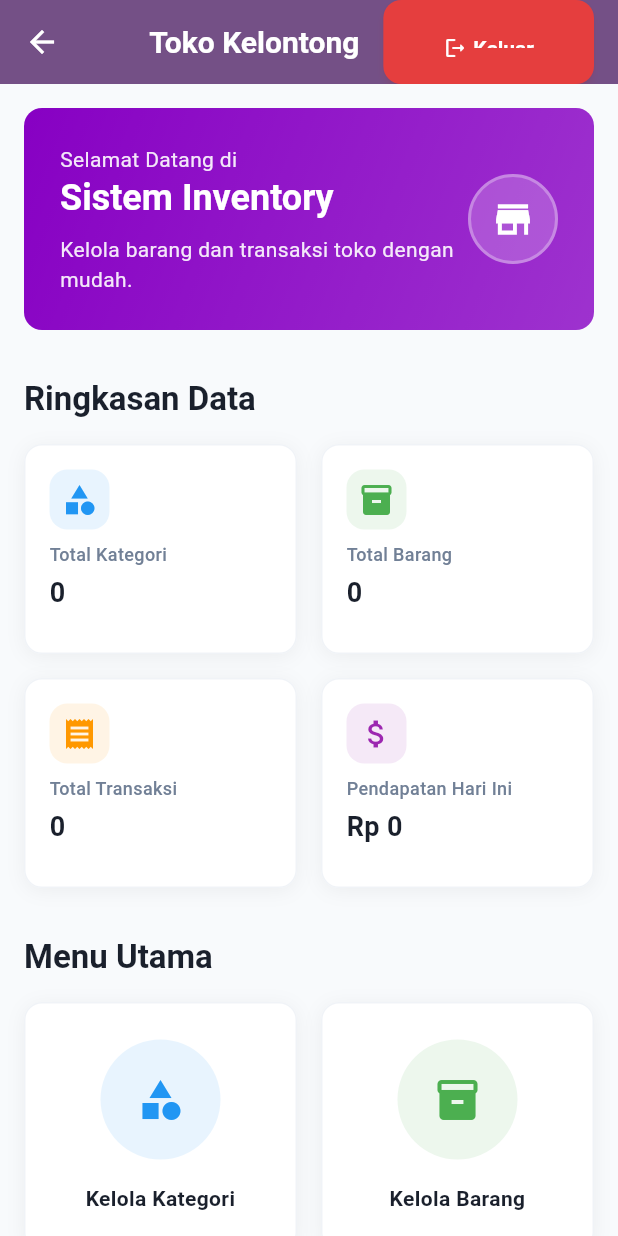
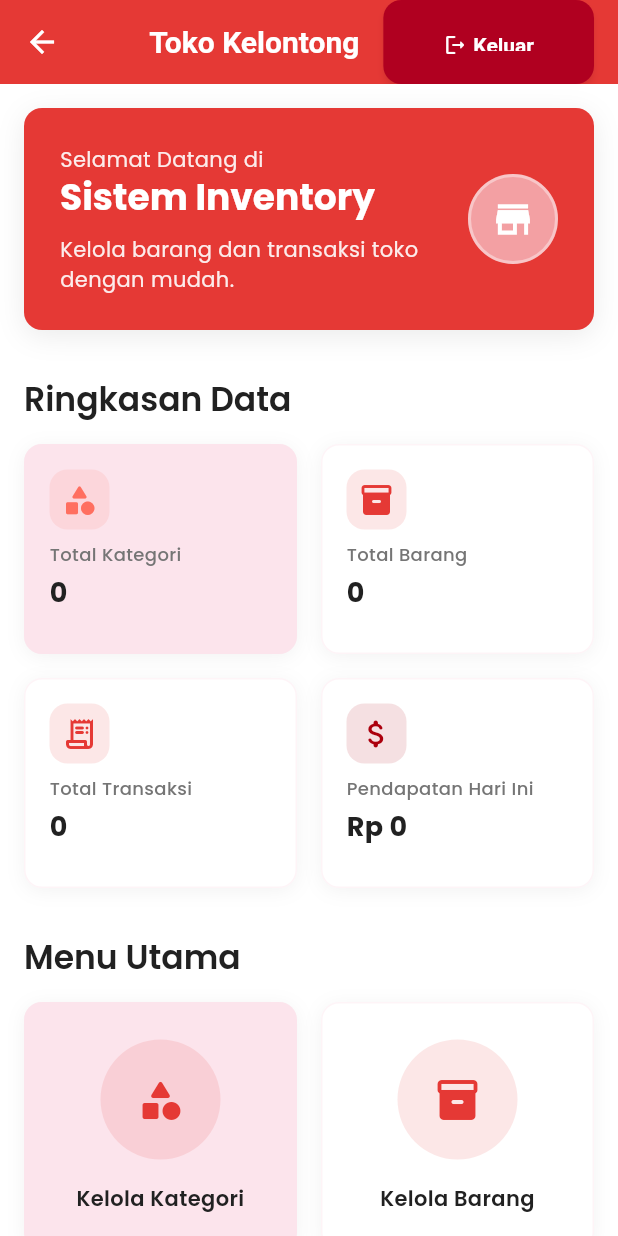
Before and after one commit to Arafian01/Cashierly, a Flutter app: the HomeScreen screen opened directly, on a phone screen of 412 x 824 dp. Run offline on Flutter 3.47's test engine with Material 3 defaults, Android fonts, the phone set to English and light mode, and no system bars; our stand-ins replace cloud_firestore, firebase_auth, firebase_core, google_fonts; accounts and stored records are empty.

Commit message:
update: tema warna

```diff
--- a/lib/screens/home_screen.dart
+++ b/lib/screens/home_screen.dart
@@ -51,12 +51,9 @@ class HomeScreen extends StatelessWidget {
                 width: double.infinity,
                 padding: const EdgeInsets.all(AppSpacing.lg),
                 decoration: BoxDecoration(
-                  gradient: LinearGradient(
-                    colors: [AppColors.primary, AppColors.primary.withOpacity(0.8)],
-                    begin: Alignment.topLeft,
-                    end: Alignment.bottomRight,
-                  ),
+                  color: AppColors.primary,
                   borderRadius: BorderRadius.circular(AppRadius.xl),
+                  boxShadow: AppShadows.medium,
                 ),
                 child: Row(
                   children: [
@@ -67,7 +64,7 @@ class HomeScreen extends StatelessWidget {
                           Text(
                             'Selamat Datang di',
                             style: Theme.of(context).textTheme.bodyMedium?.copyWith(
-                              color: Colors.white.withOpacity(0.9),
+                              color: Colors.white.withValues(alpha: 0.9),
                             ),
                           ),
                           Text(
@@ -81,7 +78,7 @@ class HomeScreen extends StatelessWidget {
                           Text(
                             'Kelola barang dan transaksi toko dengan mudah.',
                             style: Theme.of(context).textTheme.bodyMedium?.copyWith(
-                              color: Colors.white.withOpacity(0.9),
+                              color: Colors.white.withValues(alpha: 0.9),
                             ),
                           ),
                         ],
@@ -91,9 +88,9 @@ class HomeScreen extends StatelessWidget {
                       width: 60,
                       height: 60,
                       decoration: BoxDecoration(
-                        color: Colors.white.withOpacity(0.2),
+                        color: AppColors.secondary.withValues(alpha: 0.6),
                         borderRadius: BorderRadius.circular(30),
-                        border: Border.all(color: Colors.white.withOpacity(0.3), width: 2),
+                        border: Border.all(color: Colors.white.withValues(alpha: 0.4), width: 2),
                       ),
                       child: const Icon(
                         Icons.store,
@@ -110,7 +107,7 @@ class HomeScreen extends StatelessWidget {
               Text(
                 'Ringkasan Data',
                 style: Theme.of(context).textTheme.titleLarge?.copyWith(
-                  fontWeight: FontWeight.bold,
+                  fontWeight: FontWeight.w600,
                   color: AppColors.onSurface,
                 ),
               ),
@@ -124,7 +121,7 @@ class HomeScreen extends StatelessWidget {
               Text(
                 'Menu Utama',
                 style: Theme.of(context).textTheme.titleLarge?.copyWith(
-                  fontWeight: FontWeight.bold,
+                  fontWeight: FontWeight.w600,
                   color: AppColors.onSurface,
                 ),
               ),
@@ -154,26 +151,30 @@ class _StatisticsSection extends StatelessWidget {
       children: [
         _StatCard(
           title: 'Total Kategori',
-          icon: Icons.category,
-          color: Colors.blue,
+          icon: Icons.category_rounded,
+          color: AppColors.secondary,
+          accent: AppColors.primaryLight,
           future: _getTotalKategori(),
         ),
         _StatCard(
           title: 'Total Barang',
-          icon: Icons.inventory,
-          color: Colors.green,
+          icon: Icons.inventory_2_rounded,
+          color: AppColors.surface,
+          accent: AppColors.primary,
           future: _getTotalBarang(),
         ),
         _StatCard(
           title: 'Total Transaksi',
-          icon: Icons.receipt,
-          color: Colors.orange,
+          icon: Icons.receipt_long_rounded,
+          color: AppColors.surface,
+          accent: AppColors.primary,
           future: _getTotalTransaksi(),
         ),
         _StatCard(
           title: 'Pendapatan Hari Ini',
-          icon: Icons.attach_money,
-          color: Colors.purple,
+          icon: Icons.attach_money_rounded,
+          color: AppColors.surface,
+          accent: AppColors.primaryDark,
           future: _getPendapatanHariIni(),
           isPrice: true,
         ),
@@ -219,6 +220,7 @@ class _StatCard extends StatelessWidget {
   final String title;
   final IconData icon;
   final Color color;
+  final Color accent;
   final Future<dynamic> future;
   final bool isPrice;
 
@@ -226,6 +228,7 @@ class _StatCard extends StatelessWidget {
     required this.title,
     required this.icon,
     required this.color,
+    required this.accent,
     required this.future,
     this.isPrice = false,
   });
@@ -235,10 +238,10 @@ class _StatCard extends StatelessWidget {
     return Container(
       padding: const EdgeInsets.all(AppSpacing.md),
       decoration: BoxDecoration(
-        color: AppColors.surface,
+        color: color,
         borderRadius: BorderRadius.circular(AppRadius.xl),
         boxShadow: AppShadows.light,
-        border: Border.all(color: AppColors.grey200.withOpacity(0.5)),
+        border: Border.all(color: AppColors.secondary.withValues(alpha: 0.4)),
       ),
       child: Column(
         crossAxisAlignment: CrossAxisAlignment.start,
@@ -246,12 +249,12 @@ class _StatCard extends StatelessWidget {
           Container(
             padding: const EdgeInsets.all(AppSpacing.sm),
             decoration: BoxDecoration(
-              color: color.withOpacity(0.1),
+              color: accent.withValues(alpha: 0.12),
               borderRadius: BorderRadius.circular(AppRadius.md),
             ),
             child: Icon(
               icon,
-              color: color,
+              color: accent,
               size: 24,
             ),
           ),
@@ -269,12 +272,12 @@ class _StatCard extends StatelessWidget {
             future: future,
             builder: (context, snapshot) {
               if (snapshot.connectionState == ConnectionState.waiting) {
-                return const Text(
-                  'Loading...',
-                  style: TextStyle(
-                    fontSize: 18,
-                    fontWeight: FontWeight.bold,
-                    color: AppColors.onSurface,
+                return Text(
+                  'Memuat...'.toUpperCase(),
+                  style: const TextStyle(
+                    fontSize: 16,
+                    fontWeight: FontWeight.w600,
+                    color: AppColors.onSurfaceVariant,
                   ),
                 );
               }
@@ -321,8 +324,9 @@ class _QuickActionsSection extends StatelessWidget {
       children: [
         _QuickActionCard(
           title: 'Kelola Kategori',
-          icon: Icons.category,
-          color: Colors.blue,
+          icon: Icons.category_rounded,
+          color: AppColors.secondary,
+          accent: AppColors.primary,
           onTap: () {
             Navigator.push(
               context,
@@ -332,8 +336,9 @@ class _QuickActionsSection extends StatelessWidget {
         ),
         _QuickActionCard(
           title: 'Kelola Barang',
-          icon: Icons.inventory,
-          color: Colors.green,
+          icon: Icons.inventory_2_rounded,
+          color: AppColors.surface,
+          accent: AppColors.primary,
           onTap: () {
             Navigator.push(
               context,
@@ -343,8 +348,9 @@ class _QuickActionsSection extends StatelessWidget {
         ),
         _QuickActionCard(
           title: 'Transaksi Baru',
-          icon: Icons.add_shopping_cart,
-          color: Colors.orange,
+          icon: Icons.add_shopping_cart_rounded,
+          color: AppColors.surface,
+          accent: AppColors.primaryLight,
           onTap: () {
             Navigator.push(
               context,
@@ -354,8 +360,9 @@ class _QuickActionsSection extends StatelessWidget {
         ),
         _QuickActionCard(
           title: 'Riwayat Transaksi',
-          icon: Icons.history,
-          color: Colors.purple,
+          icon: Icons.history_rounded,
+          color: AppColors.surface,
+          accent: AppColors.primaryDark,
           onTap: () {
             Navigator.push(
               context,
@@ -372,12 +379,14 @@ class _QuickActionCard extends StatelessWidget {
   final String title;
   final IconData icon;
   final Color color;
+  final Color accent;
   final VoidCallback onTap;
 
   const _QuickActionCard({
     required this.title,
     required this.icon,
     required this.color,
+    required this.accent,
     required this.onTap,
   });
 
@@ -391,10 +400,10 @@ class _QuickActionCard extends StatelessWidget {
         child: Container(
           padding: const EdgeInsets.all(AppSpacing.lg),
           decoration: BoxDecoration(
-            color: AppColors.surface,
+            color: color,
             borderRadius: BorderRadius.circular(AppRadius.xl),
             boxShadow: AppShadows.light,
-            border: Border.all(color: AppColors.grey200.withOpacity(0.5)),
+            border: Border.all(color: AppColors.secondary.withValues(alpha: 0.4)),
           ),
           child: Column(
             mainAxisAlignment: MainAxisAlignment.center,
@@ -402,12 +411,12 @@ class _QuickActionCard extends StatelessWidget {
               Container(
                 padding: const EdgeInsets.all(AppSpacing.lg),
                 decoration: BoxDecoration(
-                  color: color.withOpacity(0.1),
+                  color: accent.withValues(alpha: 0.12),
                   borderRadius: BorderRadius.circular(AppRadius.full),
                 ),
                 child: Icon(
                   icon,
-                  color: color,
+                  color: accent,
                   size: 32,
                 ),
               ),
--- a/lib/screens/splash_screen.dart
+++ b/lib/screens/splash_screen.dart
@@ -106,7 +106,7 @@ class _SplashScreenState extends State<SplashScreen>
                       width: 120,
                       height: 120,
                       decoration: BoxDecoration(
-                        color: Colors.white.withOpacity(0.1),
+                        color: Colors.white.withValues(alpha: 0.1),
                         borderRadius: BorderRadius.circular(60),
                         border: Border.all(
                           color: Colors.white,
@@ -145,7 +145,7 @@ class _SplashScreenState extends State<SplashScreen>
                       child: CircularProgressIndicator(
                         strokeWidth: 4,
                         valueColor: AlwaysStoppedAnimation<Color>(
-                          Colors.white.withOpacity(0.8)
+                          Colors.white.withValues(alpha: 0.8)
                         ),
                       ),
                     ),
--- a/lib/widgets/app_theme.dart
+++ b/lib/widgets/app_theme.dart
@@ -2,30 +2,31 @@ import 'package:flutter/material.dart';
 
 class AppColors {
   // Primary colors (Purple scheme - matching Utils.mainThemeColor)
-  static const Color primary = Color(0xFF8700C3);
-  static const Color primaryLight = Color(0xFFA855F7);
-  static const Color primaryDark = Color(0xFF6B21A8);
+  static const Color primary = Color(0xFFE53935);
+  static const Color primaryLight = Color(0xFFFF6F60);
+  static const Color primaryDark = Color(0xFFAB000D);
+  static const Color secondary = Color(0xFFFCE4EC);
 
   // Dangerous action colors (Red scheme)
-  static const Color error = Color(0xFFE53E3E);
-  static const Color errorLight = Color(0xFFFED7D7);
+  static const Color error = Color(0xFFB00020);
+  static const Color errorLight = Color(0xFFFCE4EC);
 
   // Neutral colors
-  static const Color background = Color(0xFFF8FAFC);
+  static const Color background = Color(0xFFFFF6F5);
   static const Color surface = Colors.white;
-  static const Color onSurface = Color(0xFF1A202C);
-  static const Color onSurfaceVariant = Color(0xFF718096);
+  static const Color onSurface = Color(0xFF212121);
+  static const Color onSurfaceVariant = Color(0xFF757575);
 
   // Grey scale
-  static const Color grey50 = Color(0xFFF7FAFC);
-  static const Color grey100 = Color(0xFFEDF2F7);
-  static const Color grey200 = Color(0xFFE2E8F0);
-  static const Color grey300 = Color(0xFFCBD5E0);
-  static const Color grey400 = Color(0xFFA0AEC0);
-  static const Color grey500 = Color(0xFF718096);
-  static const Color grey600 = Color(0xFF4A5568);
-  static const Color grey700 = Color(0xFF2D3748);
-  static const Color grey800 = Color(0xFF1A202C);
+  static const Color grey50 = Color(0xFFFCE4EC);
+  static const Color grey100 = Color(0xFFFFCDD2);
+  static const Color grey200 = Color(0xFFEF9A9A);
+  static const Color grey300 = Color(0xFFE57373);
+  static const Color grey400 = Color(0xFFEF5350);
+  static const Color grey500 = Color(0xFFB71C1C);
+  static const Color grey600 = Color(0xFF8E1519);
+  static const Color grey700 = Color(0xFF5D0F11);
+  static const Color grey800 = Color(0xFF3E080A);
 }
 
 class AppSpacing {
@@ -48,7 +49,7 @@ class AppRadius {
 class AppShadows {
   static List<BoxShadow> light = [
     BoxShadow(
-      color: Colors.black.withOpacity(0.05),
+      color: Colors.black.withValues(alpha: 0.05),
       blurRadius: 10,
       offset: const Offset(0, 2),
     ),
@@ -56,7 +57,7 @@ class AppShadows {
 
   static List<BoxShadow> medium = [
     BoxShadow(
-      color: Colors.black.withOpacity(0.1),
+      color: Colors.black.withValues(alpha: 0.08),
       blurRadius: 15,
       offset: const Offset(0, 4),
     ),
@@ -64,7 +65,7 @@ class AppShadows {
 
   static List<BoxShadow> heavy = [
     BoxShadow(
-      color: Colors.black.withOpacity(0.15),
+      color: Colors.black.withValues(alpha: 0.12),
       blurRadius: 20,
       offset: const Offset(0, 8),
     ),
```
Also changed, not shown: lib/main.dart (+68 -28 lines).
